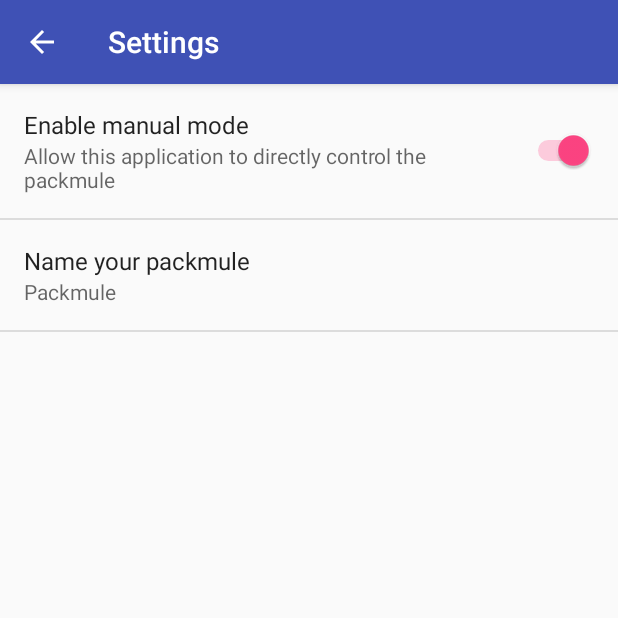
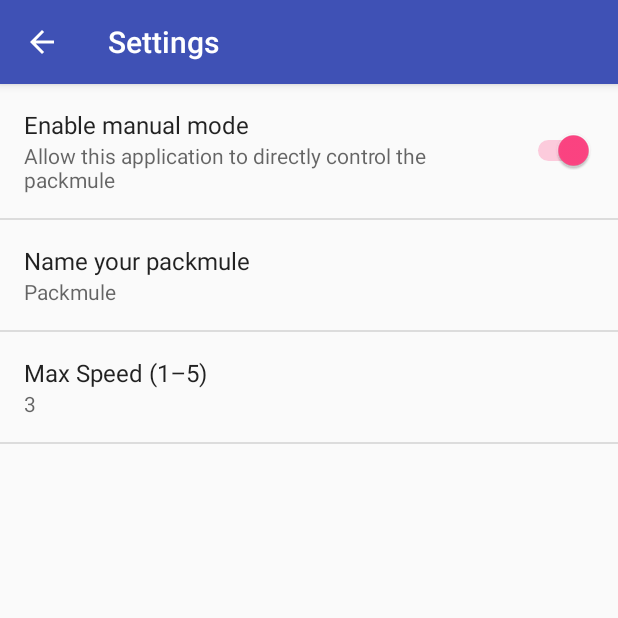
Before and after one commit to jaredford/Packmule, an Android app: the screen it shows after launch (SettingsActivity), in the options menu, after a tap on "Settings", on a phone screen of 412 x 824 dp, the top half of it. Run offline under Robolectric (Android 15) with nearby library versions, the phone set to English and light mode, and no system bars.

Commit message:
Added new differential drive method

```diff
--- a/app/build.gradle
+++ b/app/build.gradle
@@ -8,8 +8,8 @@ android {
         applicationId "com.jared.packmule"
         minSdkVersion 16
         targetSdkVersion 25
-        versionCode 15
-        versionName "1.4.2"
+        versionCode 16
+        versionName "1.5.1"
         testInstrumentationRunner "android.support.test.runner.AndroidJUnitRunner"
         vectorDrawables.useSupportLibrary = true
     }
--- a/app/src/main/java/com/jared/packmule/JoyStick.java
+++ b/app/src/main/java/com/jared/packmule/JoyStick.java
@@ -129,7 +129,7 @@ class JoyStick extends AppCompatActivity {
     }
 
     void setMinimumDistance() {
-        min_distance = 50;
+        min_distance = 35;
     }
 
     int get8Direction() {
--- a/app/src/main/java/com/jared/packmule/MainActivity.java
+++ b/app/src/main/java/com/jared/packmule/MainActivity.java
@@ -420,11 +420,13 @@ public class MainActivity extends AppCompatActivity
                         } else if (arg1.getAction() == MotionEvent.ACTION_UP) {
                             directionText.setText(getResources().getString(R.string.stopped));
                         }
-                        message = utilities.createSendingMessage(js.getAngle(), js.getDistance(), js.getY(), js.getParams().width / 2);
+                        //message = utilities.createSendingMessage(js.getAngle(), js.getDistance(), js.getY(), js.getParams().width / 2);
+                        message = utilities.createSendingMessageTankStyle(js.getAngle(), js.getY(), js.getDistance(), js.getParams().width / 2);
                         mConnectedThread.write(message);
                         utilities.setArduinoTxt(message);
                     } catch (Exception e) {
-                        message = utilities.createSendingMessage(js.getAngle(), js.getDistance(), js.getY(), js.getParams().width / 2);
+                        //message = utilities.createSendingMessage(js.getAngle(), js.getDistance(), js.getY(), js.getParams().width / 2);
+                        message = utilities.createSendingMessageTankStyle(js.getAngle(), js.getY(), js.getDistance(), js.getParams().width / 2);
                         utilities.setArduinoTxt(message);
                         e.printStackTrace();
                     }
--- a/app/src/main/java/com/jared/packmule/SettingsActivity.java
+++ b/app/src/main/java/com/jared/packmule/SettingsActivity.java
@@ -162,7 +162,8 @@ public class SettingsActivity extends AppCompatPreferenceActivity {
             // updated to reflect the new value, per the Android Design
             // guidelines.
             bindPreferenceSummaryToValue(findPreference("packmule_name"));
-//            bindPreferenceSummaryToValue(findPreference("example_list"));
+            bindPreferenceSummaryToValue(findPreference("speed_scale"));
+            //  bindPreferenceSummaryToValue(findPreference("example_list"));
         }
 
         @Override
--- a/app/src/main/res/values/strings.xml
+++ b/app/src/main/res/values/strings.xml
@@ -27,6 +27,8 @@
     <string name="pref_title_manual_mode">Enable manual mode</string>
     <string name="pref_description_manual_mode">Allow this application to directly control the packmule
     </string>
+    <string name="pref_title_speed">Max Speed (1–5)</string>
+    <string name="pref_default_speed">3</string>
 
     <string name="pref_title_display_name">Name your packmule</string>
     <string name="pref_default_display_name">Packmule</string>
--- a/app/src/main/res/xml/pref_general.xml
+++ b/app/src/main/res/xml/pref_general.xml
@@ -17,6 +17,17 @@
         android:selectAllOnFocus="true"
         android:singleLine="true"
         android:title="@string/pref_title_display_name" />
+    <EditTextPreference
+        android:defaultValue="@string/pref_default_speed"
+        android:inputType="number"
+        android:key="speed_scale"
+        android:maxLines="1"
+        android:id="@+id/speed"
+        android:digits="1,2,3,4,5"
+        android:maxLength="1"
+        android:selectAllOnFocus="true"
+        android:singleLine="true"
+        android:title="@string/pref_title_speed" />
 
     <!-- NOTE: Hide buttons to simplify the UI. Users can touch outside the dialog to
          dismiss it. -->
```
Also changed, not shown: app/src/main/java/com/jared/packmule/Utilities.java (+25 -0 lines), 1 other file.
